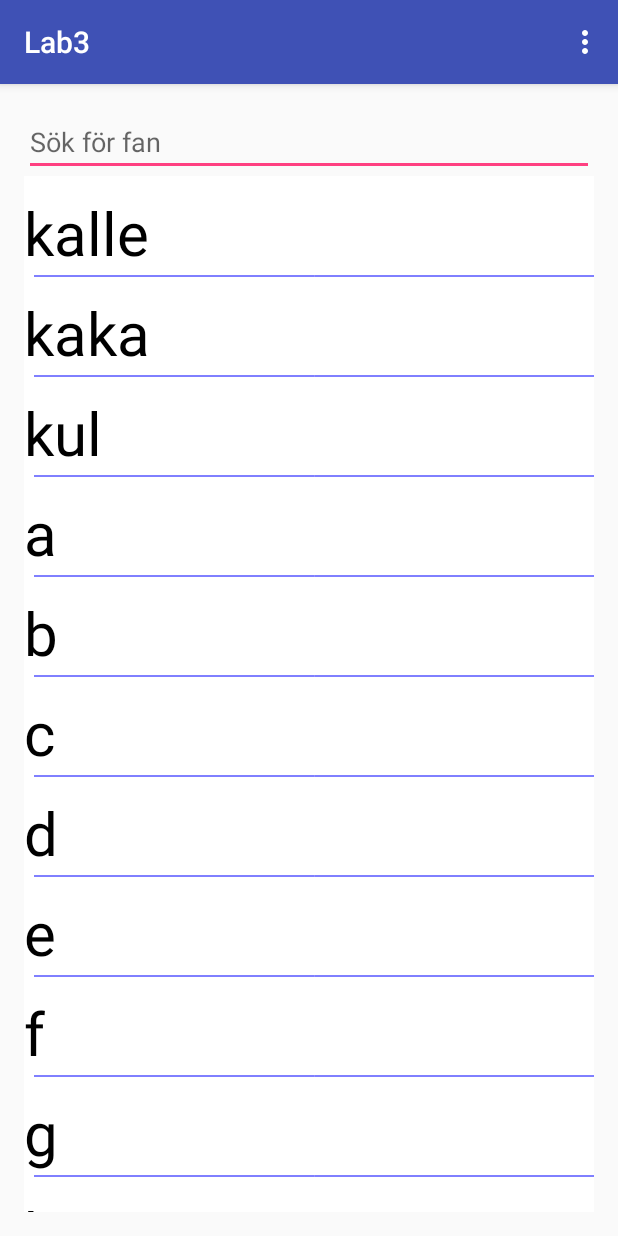
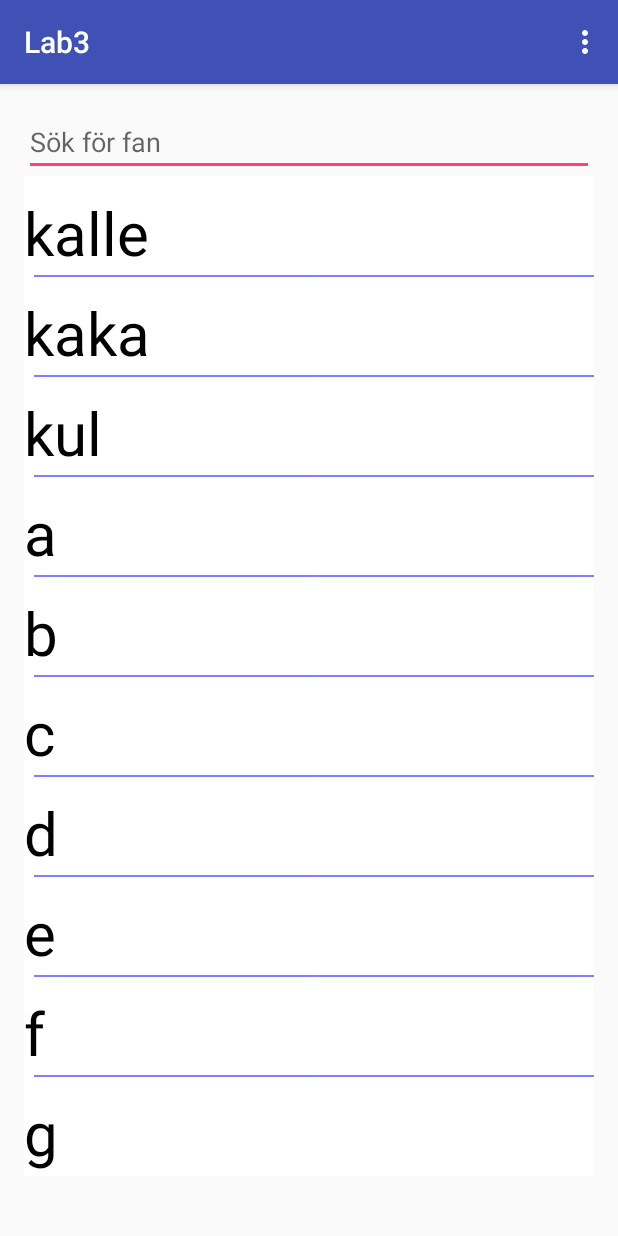
Before and after one commit to RiiQQe/TDDC73, an Android app: the screen it shows after launch (MainActivity), on a phone screen of 412 x 824 dp. Run offline under Robolectric (Android 15) with nearby library versions, the phone set to English and light mode, and no system bars.

Commit message:
Option to limit nrOfResults

```diff
--- a/Lab3/app/src/main/java/com/example/micke/lab3/CustomListView.java
+++ b/Lab3/app/src/main/java/com/example/micke/lab3/CustomListView.java
@@ -14,6 +14,8 @@ public class CustomListView extends View {
 
     Paint backgroundPaint, textPaint, linePaint;
 
+    int nrOfResults;
+
     String[] mData;
 
     public CustomListView(Context context, AttributeSet attrs) {
@@ -26,7 +28,8 @@ public class CustomListView extends View {
 
         // TODO: Add nr of searchResults
         try {
-            boolean mShowText = a.getBoolean(R.styleable.CustomListView_showText, false);
+            //boolean mShowText = a.getBoolean(R.styleable.CustomListView_showText, false);
+            nrOfResults = a.getInt(R.styleable.CustomListView_nrOfResults, 5);
         } finally {
             a.recycle();
         }
@@ -50,7 +53,11 @@ public class CustomListView extends View {
         int itemHeight = 100;
         float width = 1000.0f;
 
-        for (int i = 0; i < mData.length; i++) {
+        int sizeOfDropdown = mData.length;
+
+        if (mData.length > nrOfResults) sizeOfDropdown = nrOfResults;
+
+        for (int i = 0; i < sizeOfDropdown; i++) {
             String text = mData[i];
             float height = i * itemHeight;
             canvas.drawRect(0, height, width, height + itemHeight, backgroundPaint);
@@ -60,6 +67,11 @@ public class CustomListView extends View {
         }
     }
 
+    public void updateNrOfResults(int k) {
+        nrOfResults = k;
+        invalidate();
+    }
+
     public void populate(String [] tempArr) {
         mData = tempArr;
         invalidate();
--- a/Lab3/app/src/main/res/layout/content_main.xml
+++ b/Lab3/app/src/main/res/layout/content_main.xml
@@ -23,7 +23,7 @@
         android:id="@+id/customListView"
         android:layout_height="wrap_content"
         android:layout_width="match_parent"
-        android:showText="true"
+        app:nrOfResults="10"
         android:layout_below="@+id/interactiveSearcher"
         />
 
--- a/Lab3/app/src/main/res/menu/menu_main.xml
+++ b/Lab3/app/src/main/res/menu/menu_main.xml
@@ -5,6 +5,6 @@
     <item
         android:id="@+id/action_settings"
         android:orderInCategory="100"
-        android:title="@string/action_settings"
+        android:title="@string/nrOfResults"
         app:showAsAction="never" />
 </menu>
--- a/Lab3/app/src/main/res/values/attrs.xml
+++ b/Lab3/app/src/main/res/values/attrs.xml
@@ -4,6 +4,6 @@
             <attr name="hint" format="string" />
         </declare-styleable>
         <declare-styleable name="CustomListView">
-            <attr name="showText" format="boolean" />
+            <attr name="nrOfResults" format="integer" />
         </declare-styleable>
 </resources>
--- a/Lab3/app/src/main/res/values/strings.xml
+++ b/Lab3/app/src/main/res/values/strings.xml
@@ -1,4 +1,5 @@
 <resources>
     <string name="app_name">Lab3</string>
     <string name="action_settings">Settings</string>
+    <string name="nrOfResults">Antal traffar N</string>
 </resources>
```
Also changed, not shown: Lab3/app/src/main/java/com/example/micke/lab3/MainActivity.java (+37 -5 lines).
